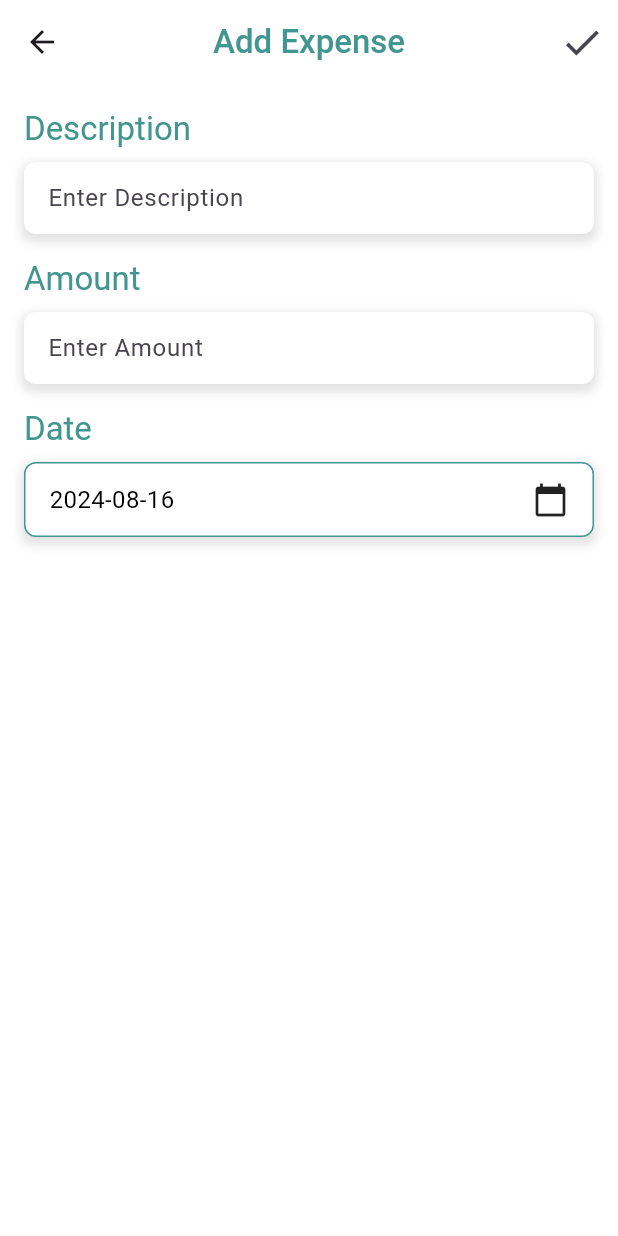
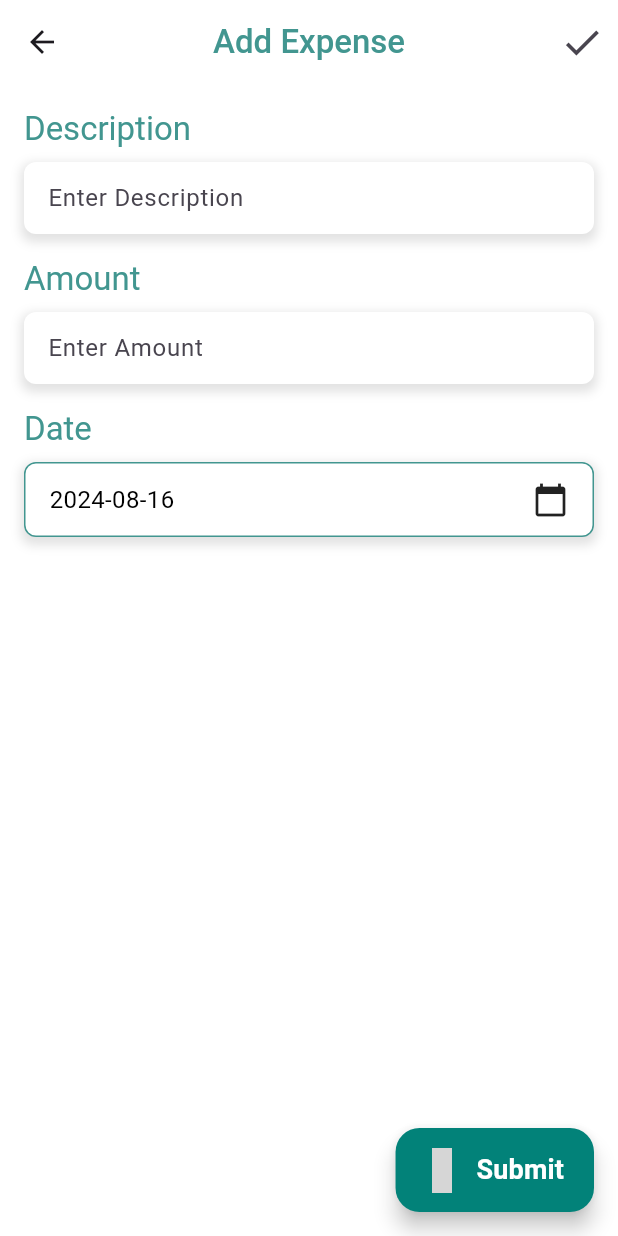
Before and after one commit to Jash-Mehta/expense_manager, a Flutter app: the screen it shows after launch, after a tap on "Add Expense", on a phone screen of 412 x 824 dp. Run offline on Flutter 3.47's test engine with Material 3 defaults, Android fonts, the phone set to English and light mode, and no system bars; our stand-ins replace flutter_local_notifications, get, sqflite, syncfusion_flutter_charts; accounts and stored records are empty; statements that could not run were skipped; grey boxes are pictures that could not be loaded.

Commit message:
Color Code: Updated

```diff
--- a/lib/theme/theme.dart
+++ b/lib/theme/theme.dart
@@ -4,5 +4,6 @@ ThemeData light = ThemeData(
     scaffoldBackgroundColor: Colors.white,
     primaryColor: Color(0xff429690),
     primaryColorLight: Color(0xff2A7C76),
+    primaryColorDark: Color.fromARGB(255, 2, 130, 121),
     highlightColor: Colors.white,
     hintColor: Colors.black);
--- a/lib/view/add_expense.dart
+++ b/lib/view/add_expense.dart
@@ -192,6 +192,40 @@ class _AddExpenseUIState extends State<AddExpenseUI> {
           ),
         ),
       ),
+      floatingActionButton: FloatingActionButton.extended(
+        backgroundColor: Theme.of(context).primaryColorDark,
+        icon: Icon(
+          Icons.,
+          size: 30.0,
+          color: Theme.of(context).highlightColor,
+        ),
+        onPressed: () {
+          if (descriptionText.text.isNotEmpty && amountText.text.isNotEmpty) {
+            addexpense.insertExpense(
+              descriptionText.text,
+              int.parse(amountText.text),
+              formattedStartDate,
+            );
+            addexpense.updateDailyTotal(
+              formattedStartDate,
+              double.parse(amountText.text),
+            );
+            Navigator.pop(context); // Close the screen after saving
+          } else {
+            // Show an error message if fields are empty
+            ScaffoldMessenger.of(context).showSnackBar(
+              SnackBar(content: Text('Please fill in all fields')),
+            );
+          }
+        },
+        label: Text(
+          "Submit",
+          style: TextStyle(
+              color: Theme.of(context).highlightColor,
+              fontSize: 18.0,
+              fontWeight: FontWeight.bold),
+        ),
+      ),
     );
   }
 }
--- a/lib/view/dashboard.dart
+++ b/lib/view/dashboard.dart
@@ -127,17 +127,21 @@ class _DashboardState extends State<Dashboard> {
         );
       }),
       floatingActionButton: FloatingActionButton.extended(
-        backgroundColor: Theme.of(context).primaryColor,
+        backgroundColor: Theme.of(context).primaryColorDark,
         icon: Icon(
           Icons.add,
-          color: Theme.of(context).hintColor,
+          size: 30.0,
+          color: Theme.of(context).highlightColor,
         ),
         onPressed: () {
           Get.to(const AddExpenseUI());
         },
         label: Text(
           "Add Expense",
-          style: TextStyle(color: Theme.of(context).hintColor),
+          style: TextStyle(
+              color: Theme.of(context).highlightColor,
+              fontSize: 18.0,
+              fontWeight: FontWeight.bold),
         ),
       ),
     );
--- a/lib/widget/widget_constant.dart
+++ b/lib/widget/widget_constant.dart
@@ -48,23 +48,23 @@ Widget commonGraphs(context, bool monthlyClick, InsertController controller) {
               }),
         xValueMapper: (SalesData sales, _) => sales.year,
         yValueMapper: (SalesData sales, _) => sales.sales,
-        dataLabelSettings: DataLabelSettings(
+        dataLabelSettings: const DataLabelSettings(
           isVisible: true,
           textStyle: TextStyle(
-            color: Theme.of(context).hintColor,
+            color: Color.fromARGB(115, 4, 4, 4),
             fontSize: 15.0,
-            fontWeight: FontWeight.bold,
+            fontWeight: FontWeight.w500,
           ),
         ),
         gradient: LinearGradient(
           end: Alignment.topCenter,
           begin: Alignment.bottomCenter,
           colors: [
-            Theme.of(context).primaryColorLight.withOpacity(0.7),
+            Theme.of(context).primaryColorLight.withOpacity(0.0),
             Theme.of(context).primaryColor,
           ],
         ),
-        borderColor: Theme.of(context).primaryColorDark,
+        borderColor: Theme.of(context).primaryColor,
         borderWidth: 2,
       ),
     ],
```
